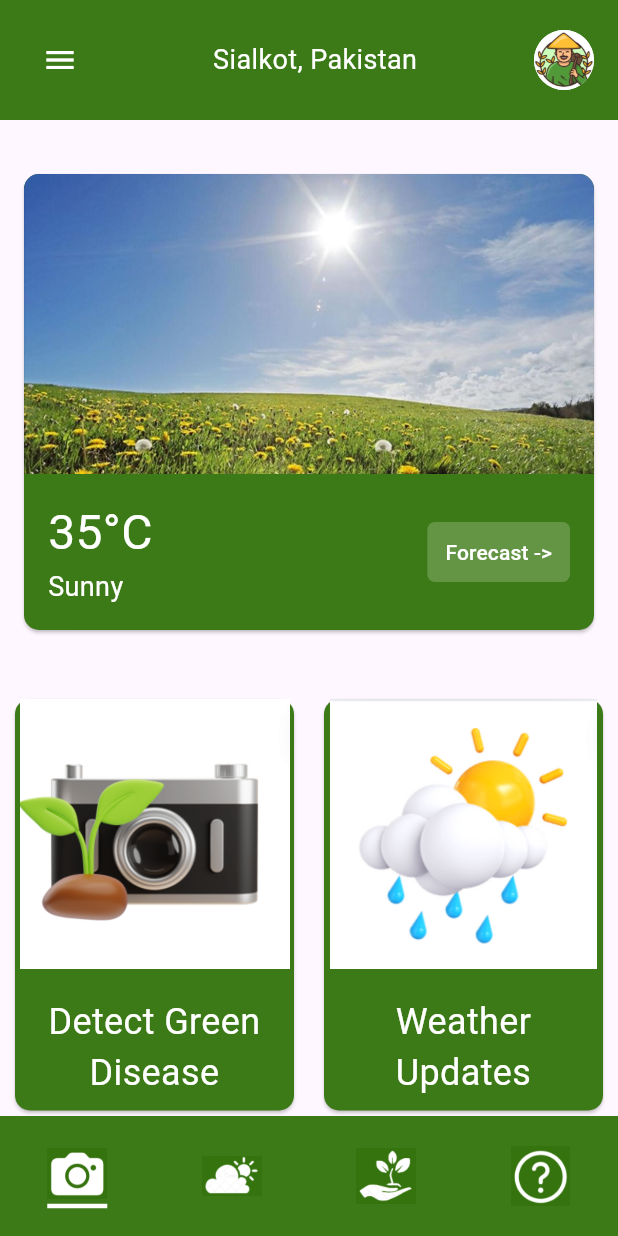
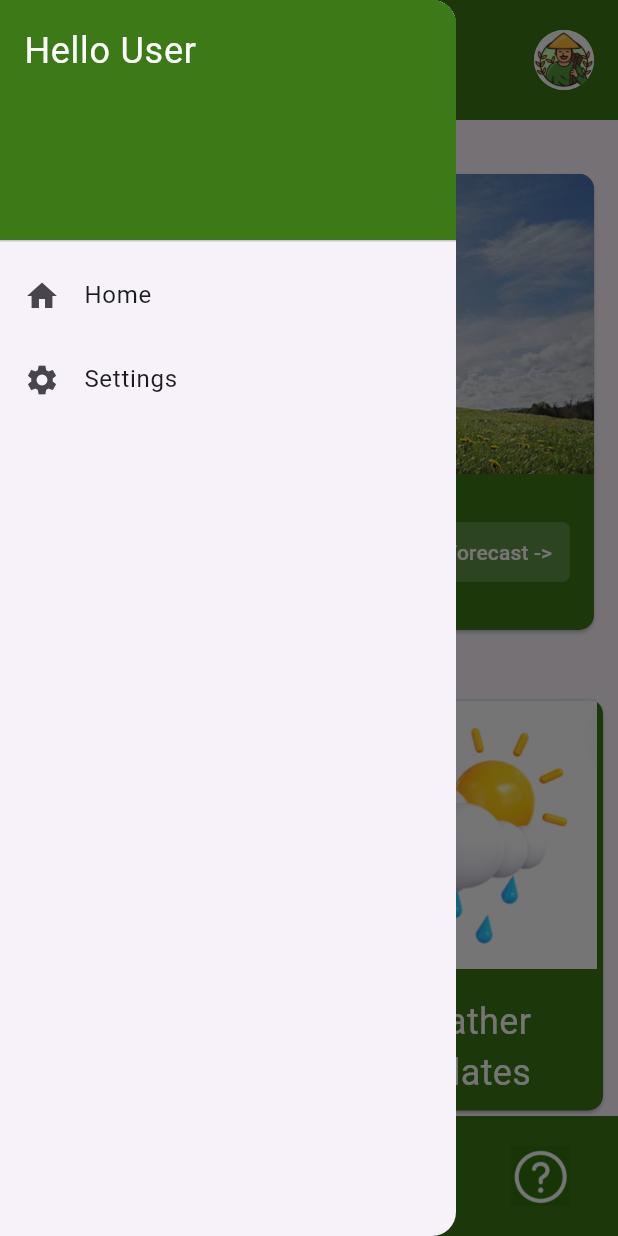
Before and after one commit to IJrajpoot/GreenCare, a Flutter app: the HomePage screen opened by its route, after a tap on the "menu" icon, on a phone screen of 412 x 824 dp. Run offline on Flutter 3.47's test engine with Material 3 defaults, Android fonts, the phone set to English and light mode, and no system bars; our stand-ins replace video_player.

Commit message:
Added: menu.dart, Updated: topbar.dart to link with menu

```diff
--- a/lib/homepage.dart
+++ b/lib/homepage.dart
@@ -1,6 +1,7 @@
 import 'package:flutter/material.dart';
 import 'topbar.dart';
 import 'navbar.dart';
+import 'menu.dart';
 
 void main() {
   runApp(const MyApp());
@@ -27,6 +28,7 @@
         preferredSize: Size.fromHeight(80.0),
         child: TopBar(),
       ),
+      drawer: MenuDrawer(userName: 'User'),
       body: SingleChildScrollView(
         child: Column(
           children: [
--- /dev/null
+++ b/lib/menu.dart
@@ -0,0 +1,46 @@
+import 'package:flutter/material.dart';
+
+class MenuDrawer extends StatelessWidget {
+  final String userName;
+
+  const MenuDrawer({super.key, required this.userName});
+
+  @override
+  Widget build(BuildContext context) {
+    return Drawer(
+      child: ListView(
+        padding: EdgeInsets.zero,
+        children: <Widget>[
+          DrawerHeader(
+            decoration: BoxDecoration(
+              color: Color(0xFF3C7A17),
+            ),
+            child: Text(
+              'Hello $userName',
+              style: TextStyle(
+                color: Colors.white,
+                fontSize: 24,
+              ),
+            ),
+          ),
+          ListTile(
+            leading: Icon(Icons.home),
+            title: Text('Home'),
+            onTap: () {
+              Navigator.pop(context);
+              // Handle navigation to home
+            },
+          ),
+          ListTile(
+            leading: Icon(Icons.settings),
+            title: Text('Settings'),
+            onTap: () {
+              Navigator.pop(context);
+              // Handle navigation to settings
+            },
+          ),
+        ],
+      ),
+    );
+  }
+}
--- a/lib/topbar.dart
+++ b/lib/topbar.dart
@@ -1,9 +1,9 @@
 import 'package:flutter/material.dart';
 import 'profile.dart';
+import 'menu.dart';
 
 class TopBar extends StatelessWidget {
   const TopBar({super.key});
-
   @override
   Widget build(BuildContext context) {
     return Container(
@@ -15,7 +15,7 @@
           IconButton(
             icon: const Icon(Icons.menu, color: Colors.white),
             onPressed: () {
-              // Handle menu button pressed
+              Scaffold.of(context).openDrawer();
             },
           ),
           InkWell(
```
